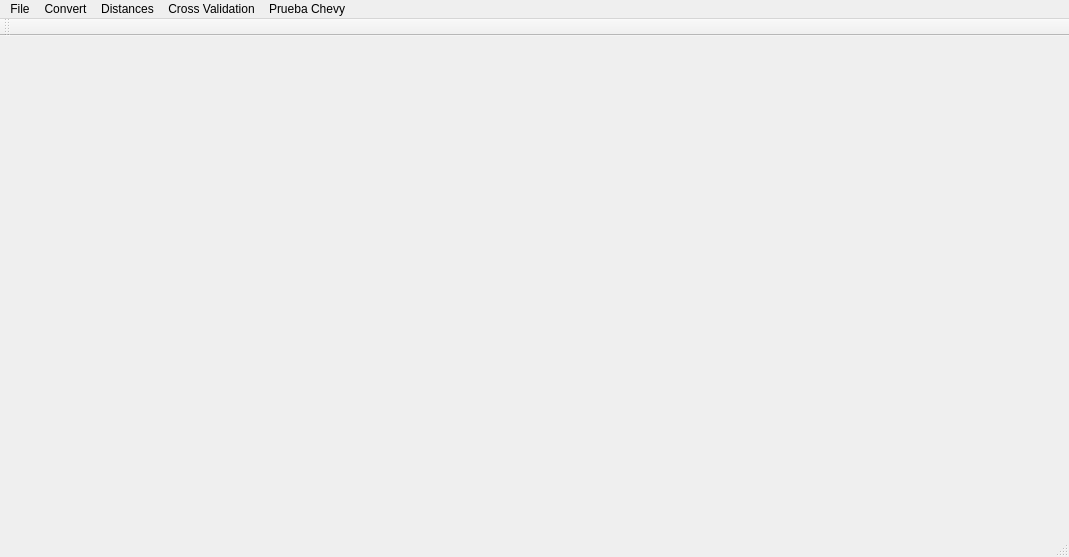
First picture: the form in App QT/ComputerVisionApplication.ui, repository DanielOlivaresl/Computer-Vision-Labs, before the edit.
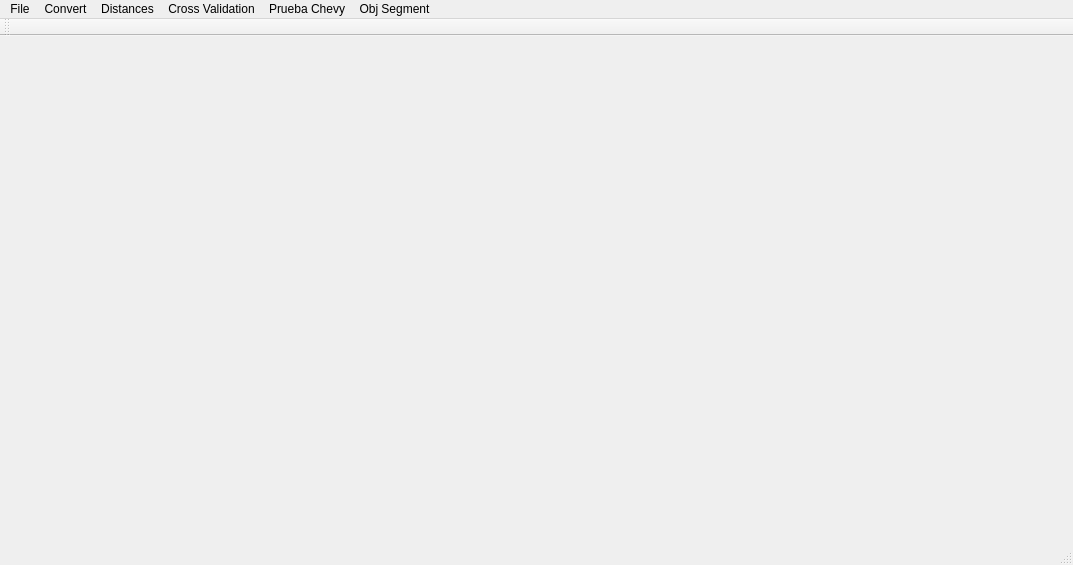
Second picture: the form after the edit.

Diff of the .ui file:
```diff
--- a/App QT/ComputerVisionApplication.ui
+++ b/App QT/ComputerVisionApplication.ui
@@ -6,8 +6,8 @@
    <rect>
     <x>0</x>
     <y>0</y>
-    <width>1069</width>
-    <height>557</height>
+    <width>1073</width>
+    <height>565</height>
    </rect>
   </property>
   <property name="windowTitle">
@@ -36,8 +36,8 @@
     <rect>
      <x>0</x>
      <y>0</y>
-     <width>1069</width>
-     <height>26</height>
+     <width>1073</width>
+     <height>33</height>
     </rect>
    </property>
    <widget class="QMenu" name="menu">
@@ -81,11 +81,18 @@
      <string>Prueba Chevy</string>
     </property>
    </widget>
+   <widget class="QMenu" name="menuObj_Segment">
+    <property name="title">
+     <string>Obj Segment</string>
+    </property>
+    <addaction name="actionConected_N4"/>
+   </widget>
    <addaction name="menu"/>
    <addaction name="menuConvert"/>
    <addaction name="menuDistances"/>
    <addaction name="menuCross_Validation"/>
    <addaction name="menuPrueba_Chevy"/>
+   <addaction name="menuObj_Segment"/>
   </widget>
   <widget class="QToolBar" name="mainToolBar">
    <attribute name="toolBarArea">
```
Left out of the diff: 11 changed lines with no effect on the pictures.
